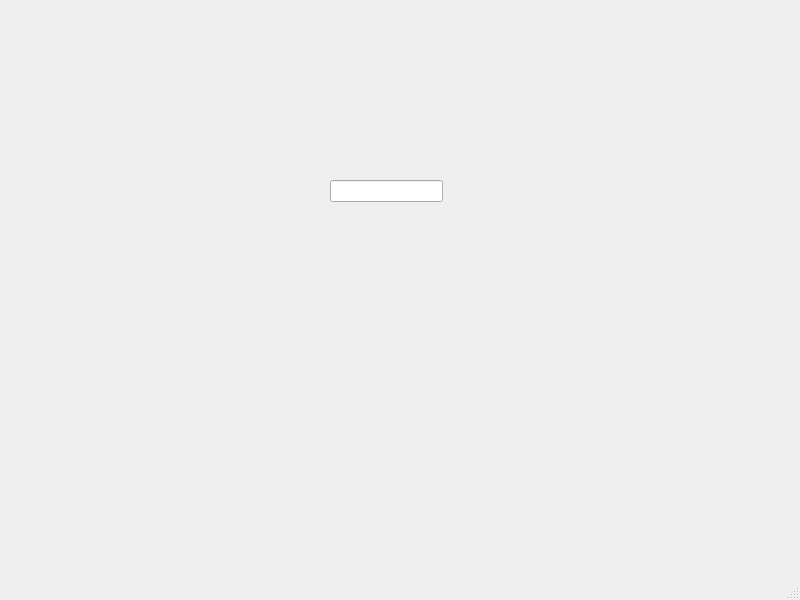
First picture: the form in keyBOND/mainwindow.ui, repository muslimitsuhide/keybond, before the edit.
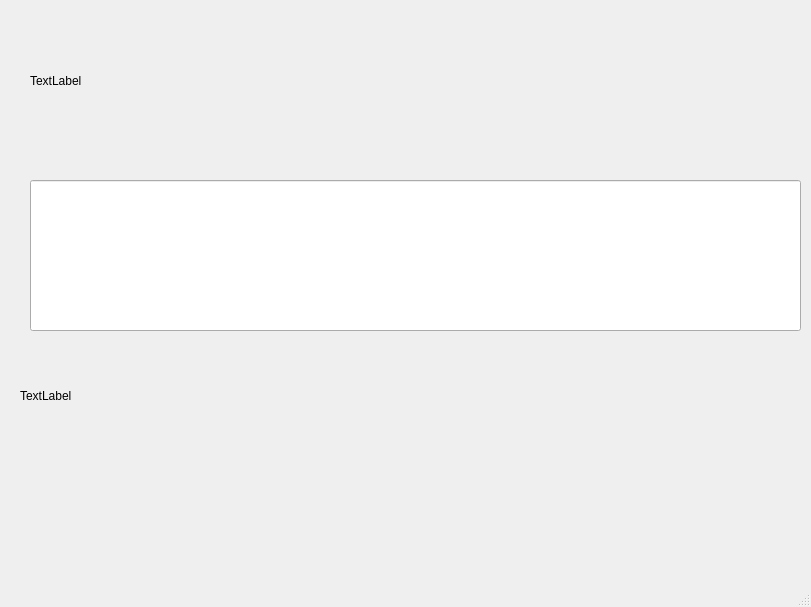
Second picture: the form after the edit.

Patch:
```diff
--- a/keyBOND/mainwindow.ui
+++ b/keyBOND/mainwindow.ui
@@ -6,24 +6,62 @@
    <rect>
     <x>0</x>
     <y>0</y>
-    <width>800</width>
-    <height>600</height>
+    <width>811</width>
+    <height>607</height>
    </rect>
   </property>
   <property name="windowTitle">
    <string>MainWindow</string>
   </property>
   <widget class="QWidget" name="centralwidget">
-   <widget class="QLineEdit" name="lineEdit">
+   <widget class="QLabel" name="label">
     <property name="geometry">
      <rect>
-      <x>330</x>
+      <x>30</x>
+      <y>40</y>
+      <width>771</width>
+      <height>81</height>
+     </rect>
+    </property>
+    <property name="text">
+     <string>TextLabel</string>
+    </property>
+   </widget>
+   <widget class="QLineEdit" name="line">
+    <property name="geometry">
+     <rect>
+      <x>30</x>
       <y>180</y>
-      <width>113</width>
-      <height>22</height>
+      <width>771</width>
+      <height>151</height>
      </rect>
     </property>
+    <property name="toolTip">
+     <string/>
+    </property>
+    <property name="whatsThis">
+     <string/>
+    </property>
+    <property name="styleSheet">
+     <string notr="true">font: 20pt &quot;MS Shell Dlg 2&quot;;</string>
+    </property>
    </widget>
+   <widget class="QLabel" name="error">
+    <property name="geometry">
+     <rect>
+      <x>20</x>
+      <y>370</y>
+      <width>771</width>
+      <height>51</height>
+     </rect>
+    </property>
+    <property name="text">
+     <string>TextLabel</string>
+    </property>
+   </widget>
+   <zorder>error</zorder>
+   <zorder>line</zorder>
+   <zorder>label</zorder>
   </widget>
   <widget class="QMenuBar" name="menubar">
    <property name="geometry">
```
Left out of the diff: 4 changed lines with no effect on the pictures.
